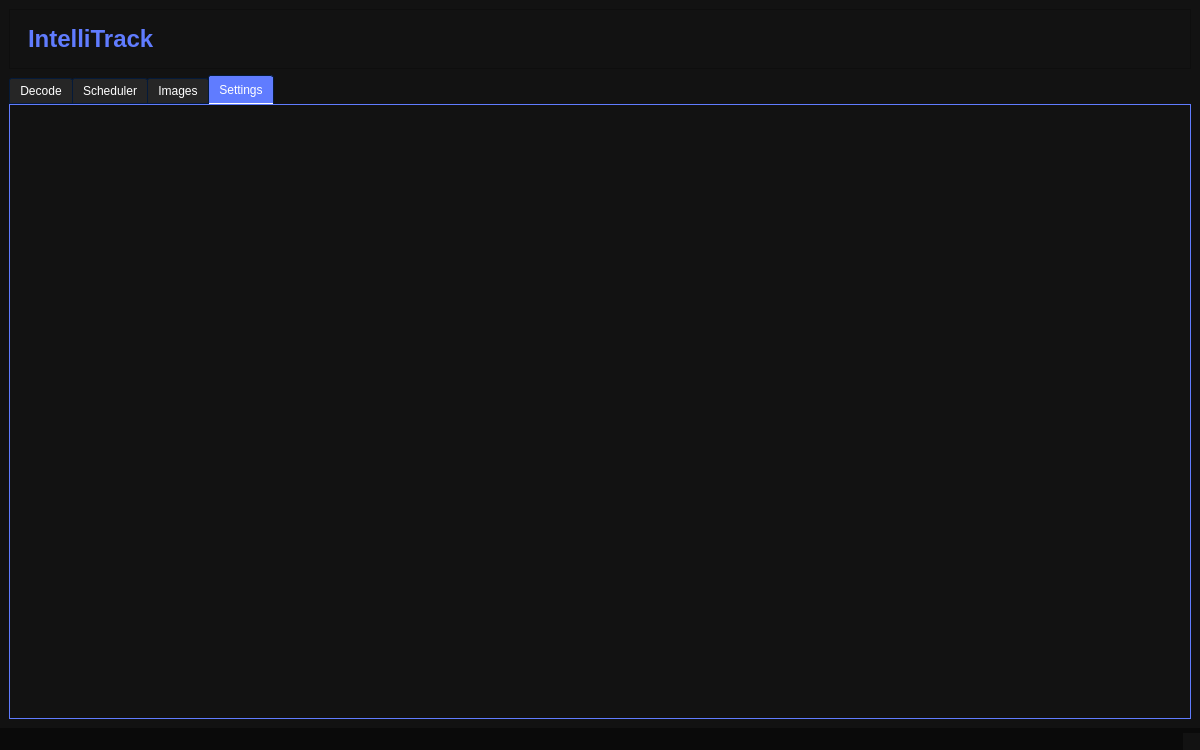
JamesOstrowski21/Senior_Design-, file PythonQt/uiFile/mainwindow.ui: the form before one commit.
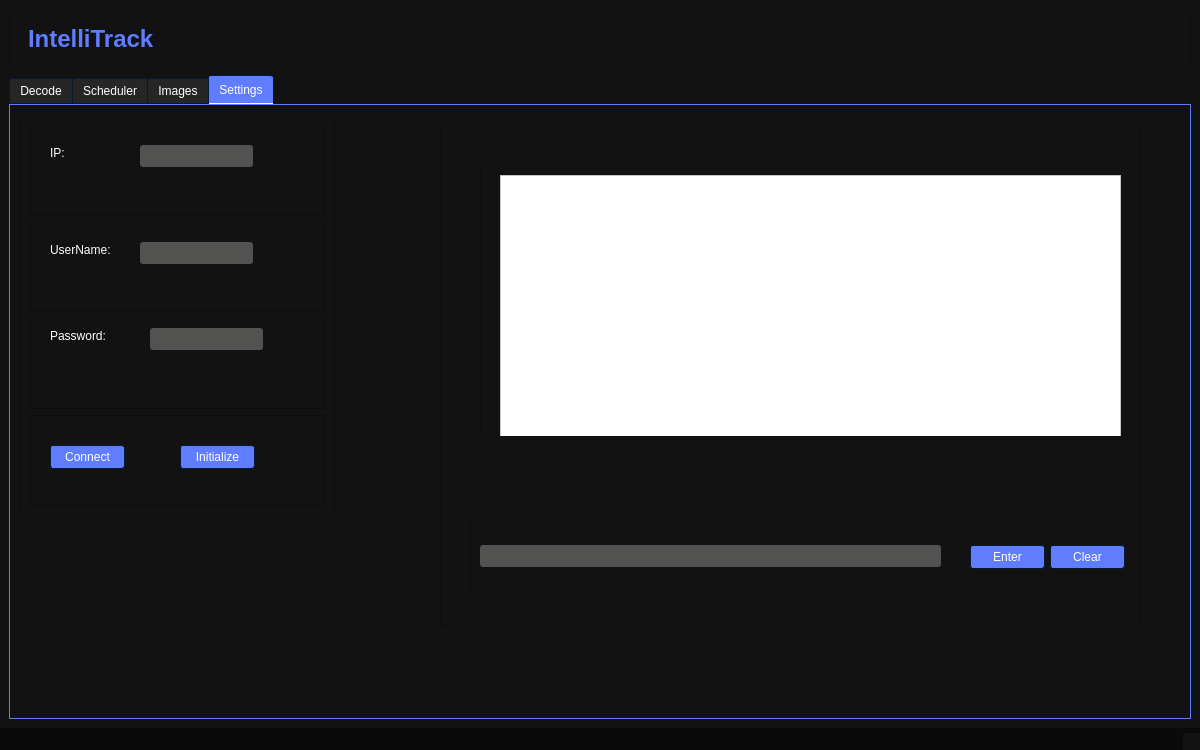
The form after the commit. The open tabs and pages were chosen to show the change. Icons and pictures are not drawn.

Commit message: settings structure

What changed in the file:
```diff
--- a/PythonQt/uiFile/mainwindow.ui
+++ b/PythonQt/uiFile/mainwindow.ui
@@ -27,7 +27,10 @@
 	border-color: #051a39;
 
 }
-
+QWidget#waveform_widget
+{
+border: 1px solid #607cff;
+}
 QWidget#internet_widget 
 {
 	background-color: #00ff00;
@@ -51,6 +54,14 @@
 QLabel#post_processing_label {
     color: #607cff; /* Set the text color to a dark shade of gray */
 }
+QLabel#waveform_label {
+    color: #607cff; /* Set the text color to a dark shade of gray */
+}
+QLabel#spectogram_label {
+    color: #607cff; /* Set the text color to a dark shade of gray */
+}QLabel#image_label {
+    color: #607cff; /* Set the text color to a dark shade of gray */
+}
 
 QLabel#internet_text{
 	font-size: 12px;
@@ -537,8 +548,25 @@
     border: 1px solid #323232;
 
 }
-
-
+QFrame#setup_pi{
+border: 1px solid #607cff;
+}
+QFrame#image_frame
+{
+border: 1px solid #607cff;
+}
+QFrame#spectogram_frame
+{
+border: 1px solid #607cff;
+}
+QFrame#play_audio_frame
+{
+border: 1px solid #607cff;
+}
+QFrame#import_decode_frame
+{
+border: 1px solid #607cff;
+}
 QCheckBox::indicator:unchecked:hover
 {
     border: 1px solid #607cff;
@@ -1653,6 +1681,268 @@
          <attribute name="title">
           <string>Settings</string>
          </attribute>
+         <widget class="QFrame" name="setup_pi_frame">
+          <property name="geometry">
+           <rect>
+            <x>10</x>
+            <y>10</y>
+            <width>315</width>
+            <height>400</height>
+           </rect>
+          </property>
+          <property name="minimumSize">
+           <size>
+            <width>315</width>
+            <height>400</height>
+           </size>
+          </property>
+          <property name="maximumSize">
+           <size>
+            <width>315</width>
+            <height>400</height>
+           </size>
+          </property>
+          <property name="frameShape">
+           <enum>QFrame::StyledPanel</enum>
+          </property>
+          <property name="frameShadow">
+           <enum>QFrame::Raised</enum>
+          </property>
+          <layout class="QVBoxLayout" name="verticalLayout_7">
+           <item>
+            <widget class="QFrame" name="ip_frame">
+             <property name="frameShape">
+              <enum>QFrame::StyledPanel</enum>
+             </property>
+             <property name="frameShadow">
+              <enum>QFrame::Raised</enum>
+             </property>
+             <widget class="QLabel" name="ip_label">
+              <property name="geometry">
+               <rect>
+                <x>20</x>
+                <y>20</y>
+                <width>49</width>
+                <height>16</height>
+               </rect>
+              </property>
+              <property name="text">
+               <string>IP:</string>
+              </property>
+             </widget>
+             <widget class="QLineEdit" name="ip_input">
+              <property name="geometry">
+               <rect>
+                <x>110</x>
+                <y>20</y>
+                <width>113</width>
+                <height>22</height>
+               </rect>
+              </property>
+              <property name="text">
+               <string/>
+              </property>
+             </widget>
+            </widget>
+           </item>
+           <item>
+            <widget class="QFrame" name="username_frame">
+             <property name="frameShape">
+              <enum>QFrame::StyledPanel</enum>
+             </property>
+             <property name="frameShadow">
+              <enum>QFrame::Raised</enum>
+             </property>
+             <widget class="QLabel" name="username_label">
+              <property name="geometry">
+               <rect>
+                <x>20</x>
+                <y>20</y>
+                <width>71</width>
+                <height>16</height>
+               </rect>
+              </property>
+              <property name="text">
+               <string>UserName:</string>
+              </property>
+             </widget>
+             <widget class="QLineEdit" name="username_input">
+              <property name="geometry">
+               <rect>
+                <x>110</x>
+                <y>20</y>
+                <width>113</width>
+                <height>22</height>
+               </rect>
+              </property>
+             </widget>
+            </widget>
+           </item>
+           <item>
+            <widget class="QFrame" name="password_frame">
+             <property name="frameShape">
+              <enum>QFrame::StyledPanel</enum>
+             </property>
+             <property name="frameShadow">
+              <enum>QFrame::Raised</enum>
+             </property>
+             <widget class="QLabel" name="label">
+              <property name="geometry">
+               <rect>
+                <x>20</x>
+                <y>10</y>
+                <width>61</width>
+                <height>16</height>
+               </rect>
+              </property>
+              <property name="text">
+               <string>Password:</string>
+              </property>
+             </widget>
+             <widget class="QLineEdit" name="password_input">
+              <property name="geometry">
+               <rect>
+                <x>120</x>
+                <y>10</y>
+                <width>113</width>
+                <height>22</height>
+               </rect>
+              </property>
+             </widget>
+            </widget>
+           </item>
+           <item>
+            <widget class="QFrame" name="connect_frame">
+             <property name="frameShape">
+              <enum>QFrame::StyledPanel</enum>
+             </property>
+             <property name="frameShadow">
+              <enum>QFrame::Raised</enum>
+             </property>
+             <widget class="QPushButton" name="pi_connect_button">
+              <property name="geometry">
+               <rect>
+                <x>20</x>
+                <y>30</y>
+                <width>75</width>
+                <height>24</height>
+               </rect>
+              </property>
+              <property name="text">
+               <string>Connect</string>
+              </property>
+             </widget>
+             <widget class="QPushButton" name="pi_initialize_buttion">
+              <property name="geometry">
+               <rect>
+                <x>150</x>
+                <y>30</y>
+                <width>75</width>
+                <height>24</height>
+               </rect>
+              </property>
+              <property name="text">
+               <string>Initialize</string>
+              </property>
+             </widget>
+            </widget>
+           </item>
+          </layout>
+         </widget>
+         <widget class="QFrame" name="terminal_action_frame">
+          <property name="geometry">
+           <rect>
+            <x>430</x>
+            <y>20</y>
+            <width>701</width>
+            <height>501</height>
+           </rect>
+          </property>
+          <property name="frameShape">
+           <enum>QFrame::StyledPanel</enum>
+          </property>
+          <property name="frameShadow">
+           <enum>QFrame::Raised</enum>
+          </property>
+          <widget class="QFrame" name="terminal_frame">
+           <property name="geometry">
+            <rect>
+             <x>40</x>
+             <y>40</y>
+             <width>651</width>
+             <height>271</height>
+            </rect>
+           </property>
+           <property name="frameShape">
+            <enum>QFrame::StyledPanel</enum>
+           </property>
+           <property name="frameShadow">
+            <enum>QFrame::Raised</enum>
+           </property>
+           <widget class="QTextEdit" name="terminal_text">
+            <property name="geometry">
+             <rect>
+              <x>20</x>
+              <y>10</y>
+              <width>621</width>
+              <height>281</height>
+             </rect>
+            </property>
+           </widget>
+          </widget>
+          <widget class="QFrame" name="input_frame">
+           <property name="geometry">
+            <rect>
+             <x>30</x>
+             <y>390</y>
+             <width>661</width>
+             <height>80</height>
+            </rect>
+           </property>
+           <property name="frameShape">
+            <enum>QFrame::StyledPanel</enum>
+           </property>
+           <property name="frameShadow">
+            <enum>QFrame::Raised</enum>
+           </property>
+           <widget class="QLineEdit" name="terminal_input">
+            <property name="geometry">
+             <rect>
+              <x>10</x>
+              <y>30</y>
+              <width>461</width>
+              <height>22</height>
+             </rect>
+            </property>
+           </widget>
+           <widget class="QPushButton" name="terminal_enter_button">
+            <property name="geometry">
+             <rect>
+              <x>500</x>
+              <y>30</y>
+              <width>75</width>
+              <height>24</height>
+             </rect>
+            </property>
+            <property name="text">
+             <string>Enter</string>
+            </property>
+           </widget>
+           <widget class="QPushButton" name="terminal_clear_button">
+            <property name="geometry">
+             <rect>
+              <x>580</x>
+              <y>30</y>
+              <width>75</width>
+              <height>24</height>
+             </rect>
+            </property>
+            <property name="text">
+             <string>Clear</string>
+            </property>
+           </widget>
+          </widget>
+         </widget>
         </widget>
        </widget>
       </item>
```
Left out of the diff: 65 changed lines with no effect on the pictures. The commit also changes 1 other file.
